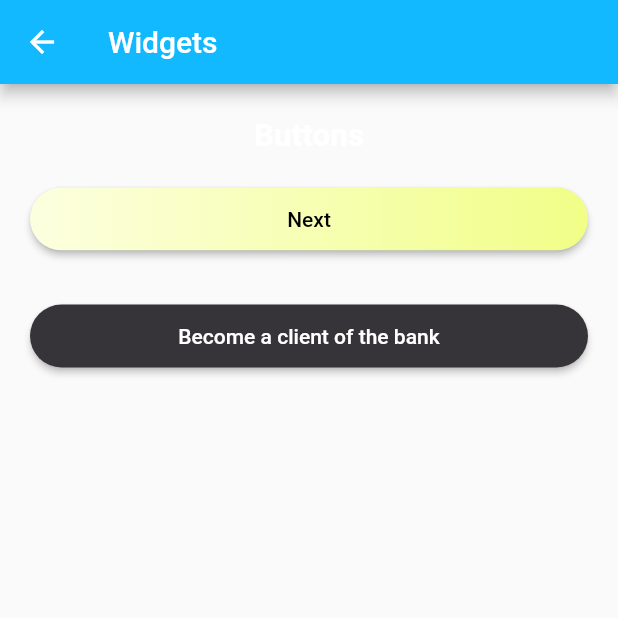
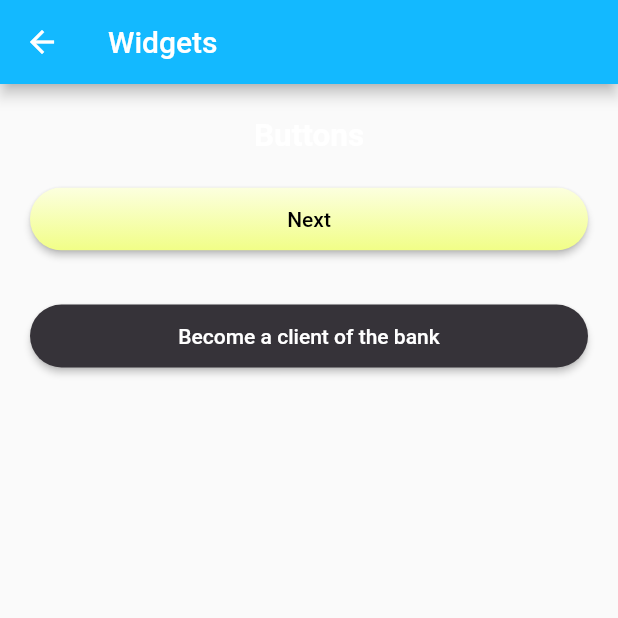
Before and after one commit to kamskr/lou_bank, a Flutter app: the WidgetsScreen screen opened directly, on a phone screen of 412 x 824 dp, the top half of it. Run offline on Flutter 3.47's test engine with Material 2 defaults, Android fonts, the phone set to English and light mode, and no system bars; our stand-ins replace bloc, flutter_bloc; generated files the repository leaves out were written again.

Commit message:
Fixed button gradient

```diff
--- a/packages/lou_bank_ui/lib/src/widgets/lou_button.dart
+++ b/packages/lou_bank_ui/lib/src/widgets/lou_button.dart
@@ -39,17 +39,19 @@ class LouButton extends StatelessWidget {
                 gradient: const LinearGradient(
                   colors: [
                     LouColors.gradientYellowStart,
-                    LouColors.gradientYellowEnd
+                    LouColors.gradientYellowEnd,
                   ],
+                  begin: Alignment.topCenter,
+                  end: Alignment.bottomCenter,
                 ),
                 borderRadius: BorderRadius.circular(38),
               ),
               child: Container(
-                child: Text(text),
                 padding: const EdgeInsets.symmetric(vertical: 13),
                 margin: const EdgeInsets.all(0),
                 width: double.infinity,
                 alignment: Alignment.center,
+                child: Text(text),
               ),
             ),
           )
```
